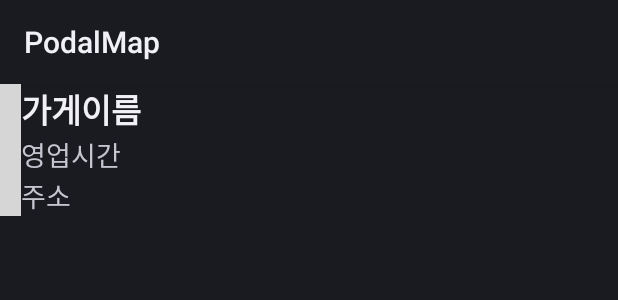
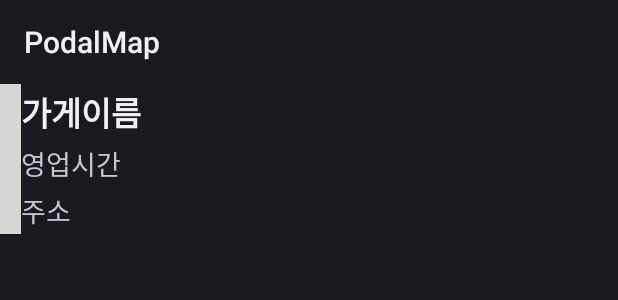
Before and after one commit to yoojuhee/PodalMap, an Android app: the layout activity_store_list_item.xml on its own in the app's theme, with its tools: preview values and no code run, on a phone screen of 412 x 824 dp. Shown: the top 300 px of the screen. Run offline under Robolectric (Android 15) with nearby library versions, the phone set to English and light mode, and no system bars; grey boxes are pictures that could not be loaded.

Commit message:
secon commit

```diff
--- a/app/src/main/java/kr/or/womanup/nambu/kwj/podalmap/Store.java
+++ b/app/src/main/java/kr/or/womanup/nambu/kwj/podalmap/Store.java
@@ -5,8 +5,6 @@ public class Store {
     String store_hour;
     String store_addr;
     String filename;
-
-
     public Store(String store_name, String store_hour, String store_addr,String filename) {
         this.store_name = store_name;
         this.store_hour = store_hour;
--- a/app/src/main/res/layout/activity_store_list.xml
+++ b/app/src/main/res/layout/activity_store_list.xml
@@ -9,8 +9,9 @@
 
     <TextView
         android:id="@+id/txt_title"
-        android:layout_width="338dp"
+        android:layout_width="wrap_content"
         android:layout_height="69dp"
+        android:layout_gravity="center"
         android:gravity="center_vertical"
         android:text="주변 가게 리스트"
         android:textAlignment="center"
--- a/app/src/main/res/layout/activity_store_list_item.xml
+++ b/app/src/main/res/layout/activity_store_list_item.xml
@@ -7,7 +7,7 @@
 
     <LinearLayout
         android:layout_width="match_parent"
-        android:layout_height="wrap_content"
+        android:layout_height="100dp"
         android:orientation="horizontal"
         app:layout_constraintEnd_toEndOf="parent"
         app:layout_constraintStart_toStartOf="parent"
@@ -23,7 +23,7 @@
 
         <LinearLayout
             android:layout_width="match_parent"
-            android:layout_height="wrap_content"
+            android:layout_height="match_parent"
             android:layout_weight="1"
             android:gravity="center"
             android:orientation="vertical">
@@ -32,6 +32,7 @@
                 android:id="@+id/txt_st_name"
                 android:layout_width="match_parent"
                 android:layout_height="wrap_content"
+                android:layout_weight="1"
                 android:gravity="center_vertical"
                 android:text="가게이름"
                 android:textAppearance="@style/TextAppearance.AppCompat.Large"
@@ -41,6 +42,7 @@
                 android:id="@+id/txt_st_hour"
                 android:layout_width="match_parent"
                 android:layout_height="wrap_content"
+                android:layout_weight="1"
                 android:gravity="center_vertical"
                 android:text="영업시간"
                 android:textAppearance="@style/TextAppearance.AppCompat.Medium" />
@@ -49,6 +51,7 @@
                 android:id="@+id/txt_st_addr"
                 android:layout_width="match_parent"
                 android:layout_height="wrap_content"
+                android:layout_weight="1"
                 android:gravity="center_vertical"
                 android:text="주소"
                 android:textAppearance="@style/TextAppearance.AppCompat.Medium" />
```
Also changed, not shown: app/src/main/java/kr/or/womanup/nambu/kwj/podalmap/StoreAdapter.java (+1 -7 lines), app/src/main/java/kr/or/womanup/nambu/kwj/podalmap/StoreListActivity.java (+1 -8 lines).
